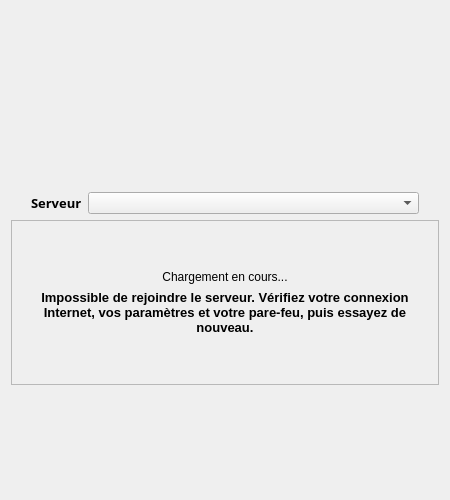
Old version of the form client/src/dialogs/WebLoginDialog.ui in the repository introlab/openteraplus.
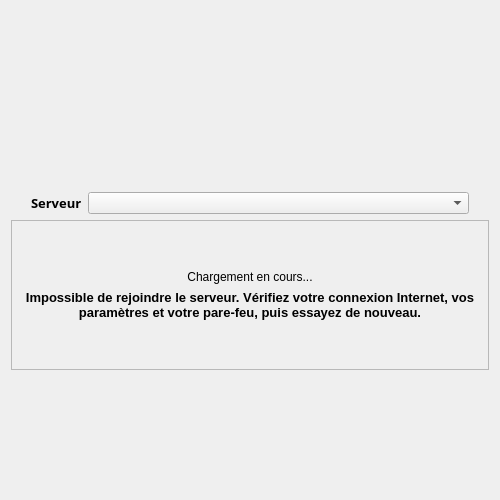
New version of the form. Icons and pictures are not drawn.

Diff of the .ui file:
```diff
--- a/client/src/dialogs/WebLoginDialog.ui
+++ b/client/src/dialogs/WebLoginDialog.ui
@@ -6,7 +6,7 @@
    <rect>
     <x>0</x>
     <y>0</y>
-    <width>450</width>
+    <width>500</width>
     <height>500</height>
    </rect>
   </property>
@@ -18,7 +18,7 @@
   </property>
   <property name="minimumSize">
    <size>
-    <width>450</width>
+    <width>500</width>
     <height>500</height>
    </size>
   </property>
```
